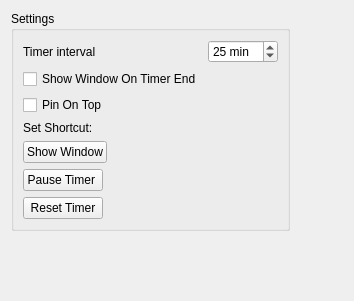
First picture: the form in src/SettingsWidget.ui, repository vstancl/TinyPom, before the edit.
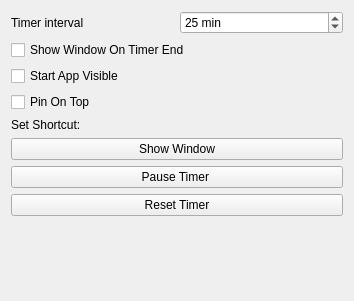
Second picture: the form after the edit. Custom widgets are drawn as their Qt base class.

Patch:
```diff
--- a/src/SettingsWidget.ui
+++ b/src/SettingsWidget.ui
@@ -13,21 +13,17 @@
   <property name="windowTitle">
    <string>Settings</string>
   </property>
-  <layout class="QFormLayout" name="formLayout">
-   <item row="0" column="0">
-    <widget class="QGroupBox" name="groupBoxSettings">
-     <property name="title">
-      <string>Settings</string>
-     </property>
-     <layout class="QFormLayout" name="formLayout_2">
-      <item row="0" column="0">
+  <layout class="QVBoxLayout" name="verticalLayout">
+   <item>
+    <layout class="QHBoxLayout" name="horizontalLayout">
+     <item>
        <widget class="QLabel" name="label">
         <property name="text">
          <string>Timer interval</string>
         </property>
        </widget>
       </item>
-      <item row="0" column="1">
+     <item>
        <widget class="QSpinBox" name="spinBoxTimer">
         <property name="suffix">
          <string> min</string>
@@ -43,50 +39,69 @@
         </property>
        </widget>
       </item>
-      <item row="5" column="0">
+    </layout>
+   </item>
+   <item>
+    <widget class="QCheckBox" name="checkBoxShowWindowTimerEnd">
+     <property name="text">
+      <string>Show Window On Timer End</string>
+     </property>
+    </widget>
+   </item>
+   <item>
+    <widget class="QCheckBox" name="checkBoxStartWithAppVisible">
+     <property name="text">
+      <string>Start App Visible</string>
+     </property>
+    </widget>
+   </item>
+   <item>
+    <widget class="QCheckBox" name="checkBoxPinOnTop">
+     <property name="text">
+      <string>Pin On Top</string>
+     </property>
+    </widget>
+   </item>
+   <item>
+    <widget class="QLabel" name="label_2">
+     <property name="text">
+      <string>Set Shortcut:</string>
+     </property>
+    </widget>
+   </item>
+   <item>
        <widget class="HotkeyPushButton" name="pushButtonEditShowWindowHotkey">
         <property name="text">
          <string>Show Window</string>
         </property>
        </widget>
       </item>
-      <item row="6" column="0">
+   <item>
        <widget class="HotkeyPushButton" name="pushButtonEditPauseTimerHotkey">
         <property name="text">
          <string>Pause Timer </string>
         </property>
        </widget>
       </item>
-      <item row="7" column="0">
+   <item>
        <widget class="HotkeyPushButton" name="pushButtonEditResetTimerHotkey">
         <property name="text">
          <string>Reset Timer</string>
         </property>
        </widget>
       </item>
-      <item row="4" column="0">
-       <widget class="QLabel" name="label_2">
-        <property name="text">
-         <string>Set Shortcut:</string>
-        </property>
-       </widget>
-      </item>
-      <item row="2" column="0">
-       <widget class="QCheckBox" name="checkBoxShowWindowTimerEnd">
-        <property name="text">
-         <string>Show Window On Timer End</string>
-        </property>
-       </widget>
-      </item>
-      <item row="3" column="0">
-       <widget class="QCheckBox" name="checkBoxPinOnTop">
-        <property name="text">
-         <string>Pin On Top</string>
-        </property>
-       </widget>
-      </item>
-     </layout>
-    </widget>
+   <item>
+    <spacer name="verticalSpacer">
+     <property name="orientation">
+      <enum>Qt::Orientation::Vertical</enum>
+     </property>
+     <property name="sizeHint" stdset="0">
+      <size>
+       <width>20</width>
+       <height>40</height>
+      </size>
+     </property>
+    </spacer>
    </item>
   </layout>
  </widget>
```
Lines whose indentation alone changed are shown as unchanged.
